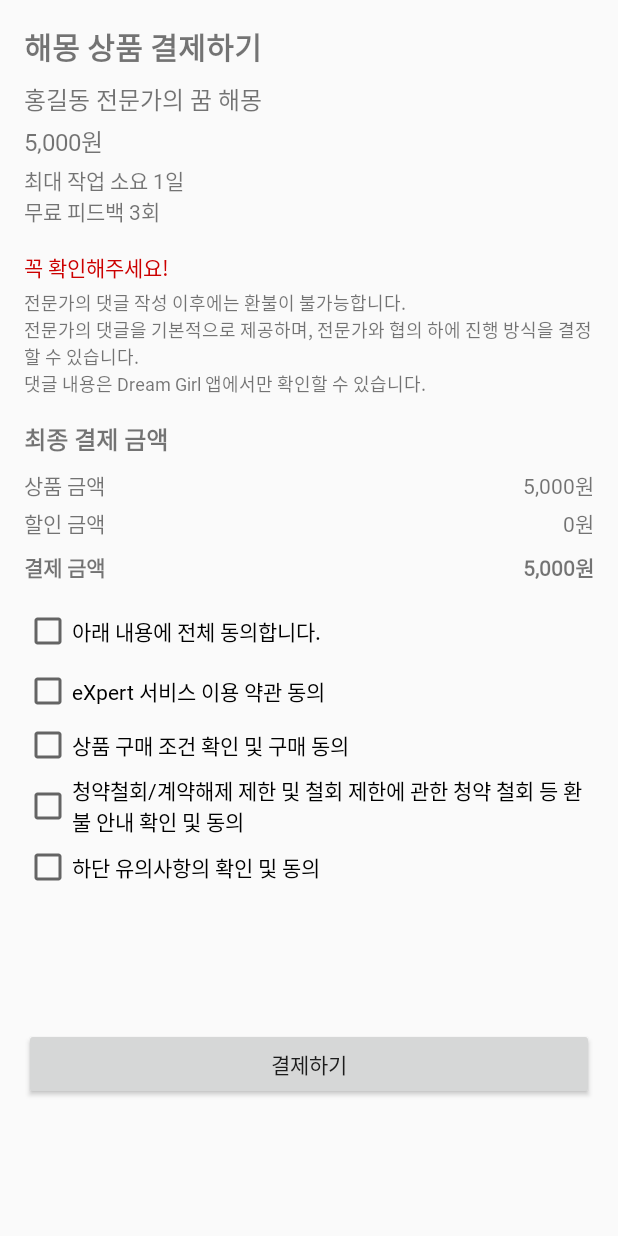
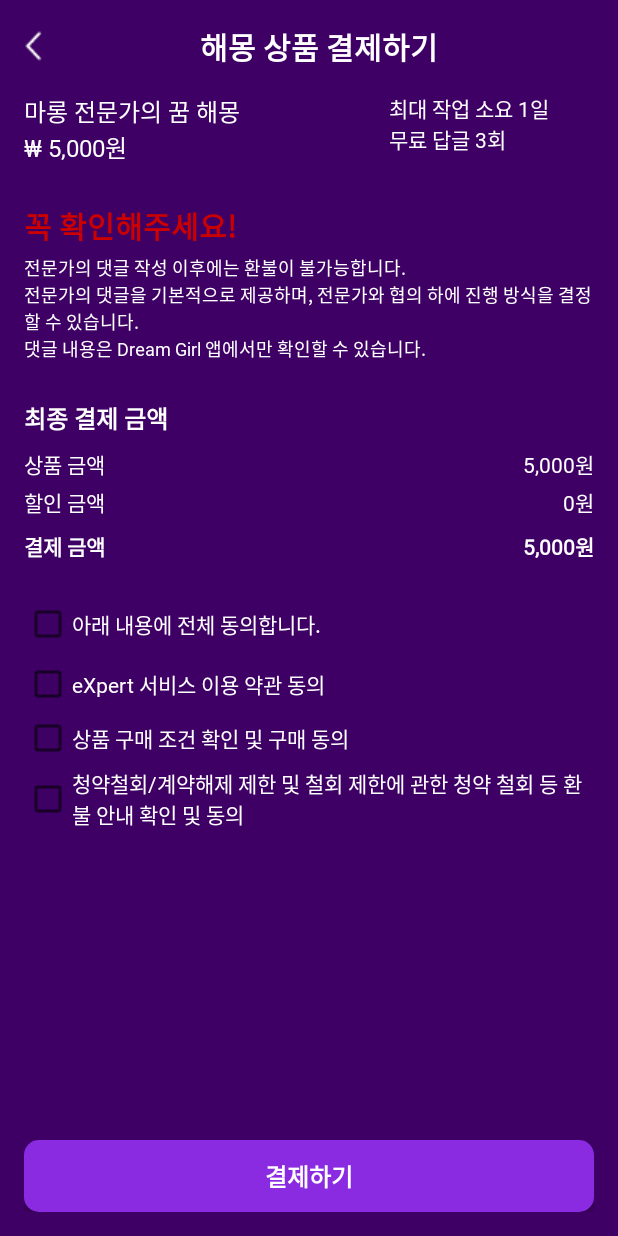
Before and after one commit to Hackathon0704/Android, an Android app: the layout activity_buy_product.xml on its own in the app's theme, with its tools: preview values and no code run, on a phone screen of 412 x 824 dp. Run offline under Robolectric (Android 15) with nearby library versions, the phone set to English and light mode, and no system bars.

Commit message:
discription 수정

```diff
--- /dev/null
+++ b/app/src/main/res/drawable/button_background.xml
@@ -0,0 +1,5 @@
+<?xml version="1.0" encoding="utf-8"?>
+<shape xmlns:android="http://schemas.android.com/apk/res/android">
+    <solid android:color="#8A2BE2"/> <!-- 보라색 배경 -->
+    <corners android:radius="10dp"/> <!-- 모서리 둥글게 -->
+</shape>
--- a/app/src/main/res/layout/activity_buy_product.xml
+++ b/app/src/main/res/layout/activity_buy_product.xml
@@ -6,7 +6,16 @@
     android:layout_width="match_parent"
     android:layout_height="match_parent"
     android:padding="16dp"
+    android:background="@color/dark_purple"
     tools:context=".MainActivity">
+
+    <ImageView
+        android:id="@+id/prev"
+        android:layout_width="wrap_content"
+        android:layout_height="wrap_content"
+        android:src="@drawable/prev"
+        app:layout_constraintTop_toTopOf="parent"
+        app:layout_constraintStart_toStartOf="parent" />
 
     <TextView
         android:id="@+id/title"
@@ -16,28 +25,32 @@
         android:textSize="20sp"
         android:textStyle="bold"
         android:fontFamily="@font/pretendardvariable"
+        android:textColor="@android:color/white"
         app:layout_constraintTop_toTopOf="parent"
-        app:layout_constraintStart_toStartOf="parent" />
+        app:layout_constraintStart_toEndOf="@id/prev"
+        app:layout_constraintBottom_toBottomOf="@id/prev"
+        app:layout_constraintEnd_toEndOf="parent" />
 
     <TextView
         android:id="@+id/subtitle"
         android:layout_width="wrap_content"
         android:layout_height="wrap_content"
-        android:text="홍길동 전문가의 꿈 해몽"
+        android:text="마롱 전문가의 꿈 해몽"
         android:textSize="16sp"
         android:fontFamily="@font/pretendardvariable"
-        android:layout_marginTop="8dp"
+        android:textColor="@android:color/white"
+        android:layout_marginTop="16dp"
         app:layout_constraintTop_toBottomOf="@id/title"
-        app:layout_constraintStart_toStartOf="parent"/>
+        app:layout_constraintStart_toStartOf="parent" />
 
     <TextView
         android:id="@+id/price"
         android:layout_width="wrap_content"
         android:layout_height="wrap_content"
-        android:text="5,000원"
+        android:text="₩ 5,000원"
         android:textSize="16sp"
         android:fontFamily="@font/pretendardvariable"
-        android:layout_marginTop="4dp"
+        android:textColor="@android:color/white"
         app:layout_constraintTop_toBottomOf="@id/subtitle"
         app:layout_constraintStart_toStartOf="parent" />
 
@@ -45,23 +58,26 @@
         android:id="@+id/details"
         android:layout_width="wrap_content"
         android:layout_height="wrap_content"
-        android:text="최대 작업 소요 1일\n무료 피드백 3회"
+        android:text="최대 작업 소요 1일\n무료 답글 3회"
         android:textSize="14sp"
         android:fontFamily="@font/pretendardvariable"
-        android:layout_marginTop="4dp"
-        app:layout_constraintTop_toBottomOf="@id/price"
-        app:layout_constraintStart_toStartOf="parent" />
+        android:textColor="@android:color/white"
+        android:layout_marginEnd="30dp"
+        app:layout_constraintTop_toTopOf="@id/subtitle"
+        app:layout_constraintEnd_toEndOf="parent" />
 
     <TextView
         android:id="@+id/warning"
         android:layout_width="wrap_content"
         android:layout_height="wrap_content"
         android:text="꼭 확인해주세요!"
-        android:textSize="14sp"
+        android:textSize="20sp"
+        android:textStyle="bold"
         android:fontFamily="@font/pretendardvariable"
         android:textColor="@android:color/holo_red_dark"
-        android:layout_marginTop="16dp"
-        app:layout_constraintTop_toBottomOf="@id/details"
+        android:layout_marginTop="25dp"
+        app:layout_goneMarginTop="20dp"
+        app:layout_constraintTop_toBottomOf="@id/price"
         app:layout_constraintStart_toStartOf="parent" />
 
     <TextView
@@ -72,6 +88,7 @@
         android:textSize="12sp"
         android:layout_marginTop="4dp"
         android:fontFamily="@font/pretendardvariable"
+        android:textColor="@android:color/white"
         app:layout_constraintTop_toBottomOf="@id/warning"
         app:layout_constraintStart_toStartOf="parent"
         app:layout_constraintEnd_toEndOf="parent" />
@@ -84,7 +101,8 @@
         android:fontFamily="@font/pretendardvariable"
         android:textSize="16sp"
         android:textStyle="bold"
-        android:layout_marginTop="16dp"
+        android:textColor="@android:color/white"
+        android:layout_marginTop="25dp"
         app:layout_constraintTop_toBottomOf="@id/warning_details"
         app:layout_constraintStart_toStartOf="parent" />
 
@@ -95,6 +113,7 @@
         android:fontFamily="@font/pretendardvariable"
         android:text="상품 금액"
         android:textSize="14sp"
+        android:textColor="@android:color/white"
         android:layout_marginTop="8dp"
         app:layout_constraintTop_toBottomOf="@id/total_price_title"
         app:layout_constraintStart_toStartOf="parent" />
@@ -106,6 +125,7 @@
         android:fontFamily="@font/pretendardvariable"
         android:text="5,000원"
         android:textSize="14sp"
+        android:textColor="@android:color/white"
         android:layout_marginTop="8dp"
         app:layout_constraintTop_toBottomOf="@id/total_price_title"
         app:layout_constraintEnd_toEndOf="parent" />
@@ -117,6 +137,7 @@
         android:fontFamily="@font/pretendardvariable"
         android:text="할인 금액"
         android:textSize="14sp"
+        android:textColor="@android:color/white"
         android:layout_marginTop="4dp"
         app:layout_constraintTop_toBottomOf="@id/item_price_title"
         app:layout_constraintStart_toStartOf="parent" />
@@ -128,6 +149,7 @@
         android:fontFamily="@font/pretendardvariable"
         android:text="0원"
         android:textSize="14sp"
+        android:textColor="@android:color/white"
         android:layout_marginTop="4dp"
         app:layout_constraintTop_toBottomOf="@id/item_price"
         app:layout_constraintEnd_toEndOf="parent" />
@@ -140,6 +162,7 @@
         android:text="결제 금액"
         android:textSize="14sp"
         android:textStyle="bold"
+        android:textColor="@android:color/white"
         android:layout_marginTop="8dp"
         app:layout_constraintTop_toBottomOf="@id/discount_title"
         app:layout_constraintStart_toStartOf="parent" />
@@ -152,6 +175,7 @@
         android:text="5,000원"
         android:textSize="14sp"
         android:textStyle="bold"
+        android:textColor="@android:color/white"
         android:layout_marginTop="8dp"
         app:layout_constraintTop_toBottomOf="@id/discount"
         app:layout_constraintEnd_toEndOf="parent" />
@@ -162,7 +186,8 @@
         android:layout_height="wrap_content"
         android:text="아래 내용에 전체 동의합니다."
         android:fontFamily="@font/pretendardvariable"
-        android:layout_marginTop="16dp"
+        android:textColor="@android:color/white"
+        android:layout_marginTop="25dp"
         app:layout_constraintTop_toBottomOf="@id/final_price"
         app:layout_constraintStart_toStartOf="parent" />
 
@@ -172,6 +197,7 @@
         android:layout_height="wrap_content"
         android:text="eXpert 서비스 이용 약관 동의"
         android:fontFamily="@font/pretendardvariable"
+        android:textColor="@android:color/white"
         android:layout_marginTop="8dp"
         app:layout_constraintTop_toBottomOf="@id/agree_all"
         app:layout_constraintStart_toStartOf="parent" />
@@ -182,6 +208,7 @@
         android:layout_height="wrap_content"
         android:text="상품 구매 조건 확인 및 구매 동의"
         android:fontFamily="@font/pretendardvariable"
+        android:textColor="@android:color/white"
         android:layout_marginTop="4dp"
         app:layout_constraintTop_toBottomOf="@id/agree_service"
         app:layout_constraintStart_toStartOf="parent" />
@@ -192,28 +219,23 @@
         android:layout_height="wrap_content"
         android:text="청약철회/계약해제 제한 및 철회 제한에 관한 청약 철회 등 환불 안내 확인 및 동의"
         android:fontFamily="@font/pretendardvariable"
+        android:textColor="@android:color/white"
         android:layout_marginTop="4dp"
         app:layout_constraintTop_toBottomOf="@id/agree_purchase"
-        app:layout_constraintStart_toStartOf="parent" />
-
-    <CheckBox
-        android:id="@+id/agree_etc"
-        android:layout_width="wrap_content"
-        android:layout_height="wrap_content"
-        android:text="하단 유의사항의 확인 및 동의"
-        android:fontFamily="@font/pretendardvariable"
-        android:layout_marginTop="4dp"
-        app:layout_constraintTop_toBottomOf="@id/agree_refund"
         app:layout_constraintStart_toStartOf="parent" />
 
     <Button
         android:id="@+id/submit_button"
         android:layout_width="0dp"
         android:layout_height="wrap_content"
+        android:layout_marginTop="16dp"
+        android:fontFamily="@font/pretendardvariable"
         android:text="결제하기"
-        android:layout_marginTop="16dp"
-        app:layout_constraintTop_toBottomOf="@id/agree_etc"
-        android:fontFamily="@font/pretendardvariable"
+        android:textColor="@android:color/white"
+        android:background="@drawable/button_background"
+        android:padding="10dp"
+        android:textSize="16sp"
+        android:textStyle="bold"
         app:layout_constraintStart_toStartOf="parent"
         app:layout_constraintEnd_toEndOf="parent"
         app:layout_constraintBottom_toBottomOf="parent" />
```
Also changed, not shown: app/src/main/res/drawable/checkbox.png (added), app/src/main/res/drawable/prev.png (added).
